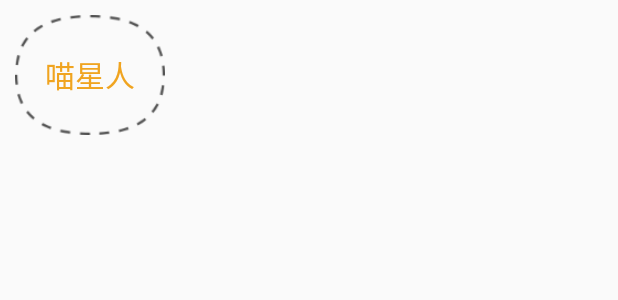
After one commit to isJoker/ShoppingMall, an Android app: the layout item_tab_gridview.xml on its own in the app's theme, with its tools: preview values and no code run, on a phone screen of 412 x 824 dp. The commit adds this screen. Shown: the top 300 px of the screen. Run offline under Robolectric (Android 15) with nearby library versions, the phone set to English and light mode, and no system bars.

Commit message:
分类页里面的标签页 GridView

```diff
--- /dev/null
+++ b/app/src/main/res/layout/item_tab_gridview.xml
@@ -0,0 +1,20 @@
+<?xml version="1.0" encoding="utf-8"?>
+<LinearLayout xmlns:android="http://schemas.android.com/apk/res/android"
+    android:layout_width="match_parent"
+    android:layout_height="match_parent"
+    android:orientation="vertical"
+    android:padding="10dp">
+
+
+    <TextView
+        android:id="@+id/tv_tag"
+        android:layout_width="100dp"
+        android:layout_height="80dp"
+        android:background="@drawable/tag_bg"
+        android:gravity="center"
+        android:lines="2"
+        android:padding="10dp"
+        android:text="喵星人"
+        android:textColor="#f0a420"
+        android:textSize="20sp" />
+</LinearLayout>
```
Also changed, not shown: app/src/main/java/com/wjc/jokerwanshoppingmall/type/adapter/TagGridViewAdapter.java (added, +78 -0 lines), app/src/main/java/com/wjc/jokerwanshoppingmall/type/fragment/TagFragment.java (+14 -0 lines), app/src/main/res/layout/fragment_tag.xml (+7 -4 lines).
